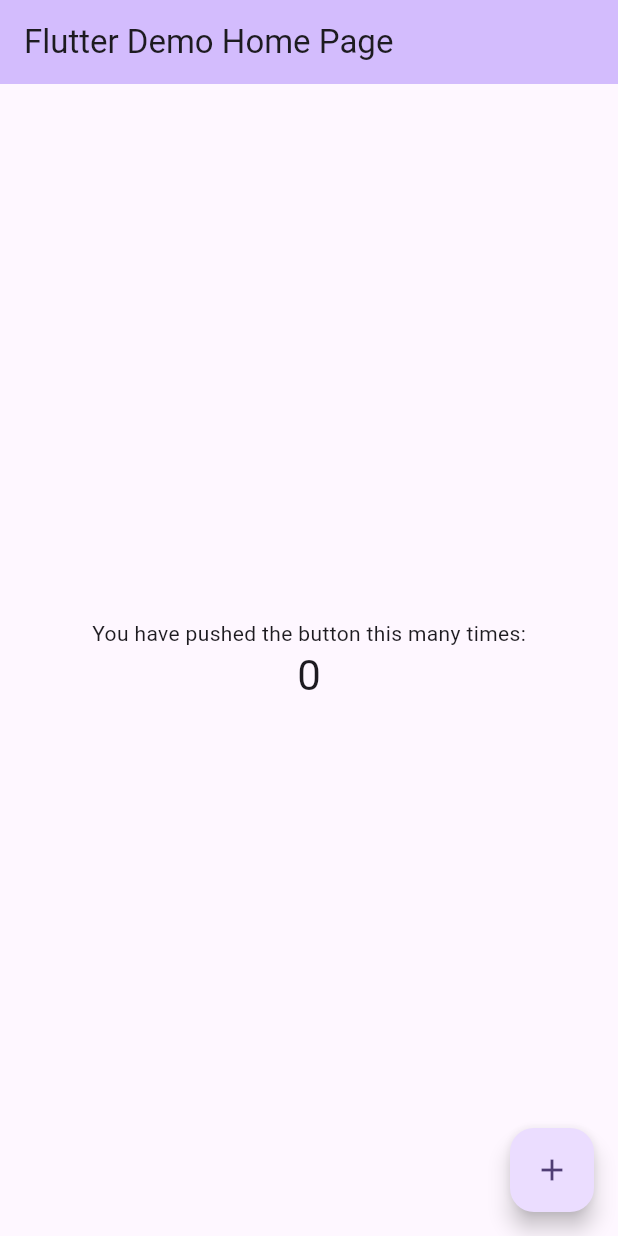
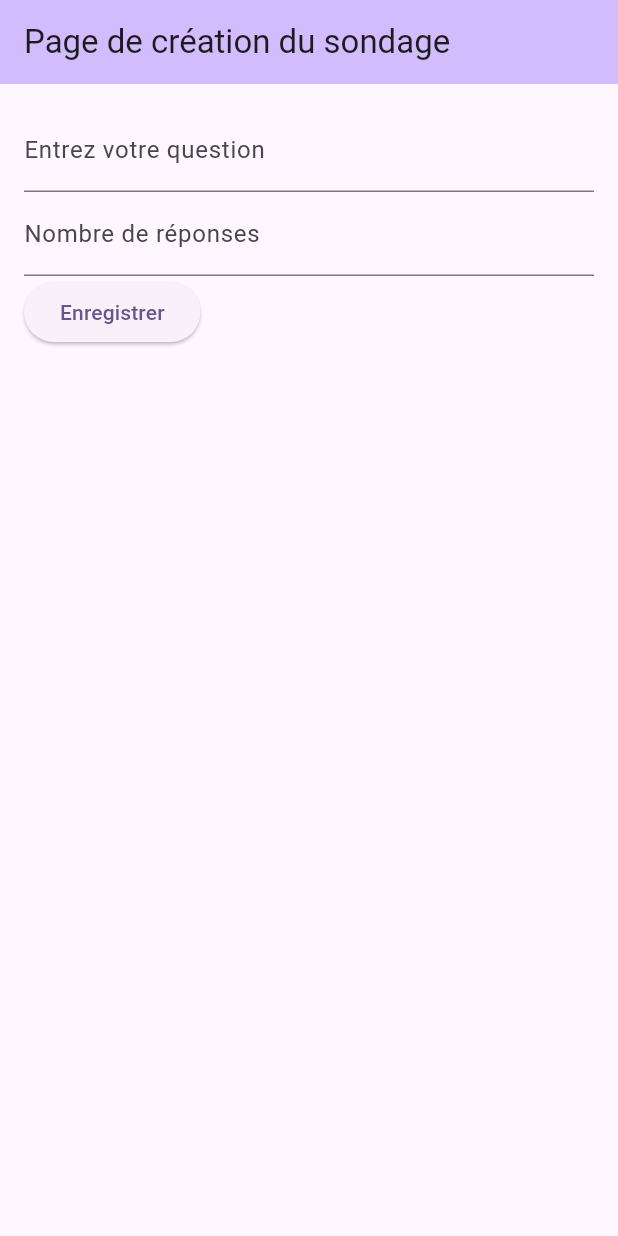
Before and after one commit to simbiss/applicationsondage, a Flutter app: the screen it shows after launch, on a phone screen of 412 x 824 dp. Run offline on Flutter 3.47's test engine with Material 3 defaults, Android fonts, the phone set to English and light mode, and no system bars.

Commit message:
Implementation de la creation d'un sondage et de la navigation a la liste des sondages crees.

```diff
--- /dev/null
+++ b/lib/creation_sondage.dart
@@ -0,0 +1,131 @@
+import 'package:applicationsondage/listeDesSondage.dart';
+import 'package:flutter/material.dart';
+
+class CreationSondage extends StatelessWidget {
+  const CreationSondage({Key? key});
+
+  @override
+  Widget build(BuildContext context) {
+    return MaterialApp(
+      title: 'Créer un sondage',
+      theme: ThemeData(
+        colorScheme: ColorScheme.fromSeed(seedColor: Colors.deepPurple),
+        useMaterial3: true,
+      ),
+      home: const PageCreation(title: 'Page de création du sondage'),
+    );
+  }
+}
+
+class PageCreation extends StatefulWidget {
+  const PageCreation({Key? key, required this.title});
+
+  final String title;
+
+  @override
+  State<PageCreation> createState() => _PageCreationState();
+}
+
+class Sondage {
+  String question;
+  List<String> reponses;
+
+  Sondage({
+    required this.question,
+    required this.reponses,
+  });
+}
+
+class _PageCreationState extends State<PageCreation> {
+  int _nombresDeReponses = 0;
+  TextEditingController _questionController = TextEditingController();
+  List<TextEditingController> _responseControllers = [];
+
+  @override
+  Widget build(BuildContext context) {
+    return Scaffold(
+      appBar: AppBar(
+        backgroundColor: Theme.of(context).colorScheme.inversePrimary,
+        title: Text(widget.title),
+      ),
+      body: Padding(
+        padding: const EdgeInsets.all(16.0),
+        child: Column(
+          crossAxisAlignment: CrossAxisAlignment.start,
+          children: <Widget>[
+            TextField(
+              controller: _questionController,
+              decoration:
+                  const InputDecoration(labelText: 'Entrez votre question'),
+            ),
+            TextField(
+              onChanged: (value) {
+                setState(() {
+                  _nombresDeReponses = int.tryParse(value) ?? 0;
+                  _nombresDeReponses = _nombresDeReponses;
+                  _responseControllers.clear();
+                  if (_nombresDeReponses < 5) {
+                    for (int i = 0; i < _nombresDeReponses; i++) {
+                      _responseControllers.add(TextEditingController());
+                    }
+                  }
+                });
+              },
+              keyboardType: TextInputType.number,
+              decoration:
+                  const InputDecoration(labelText: 'Nombre de réponses'),
+            ),
+            if (_nombresDeReponses > 4)
+              const Text(
+                'Le nombre de réponses ne peut pas dépasser 4.',
+                style: TextStyle(color: Colors.red),
+              ),
+            if (_nombresDeReponses < 5)
+              for (int i = 0; i < _nombresDeReponses; i++)
+                TextField(
+                  controller: _responseControllers[i],
+                  decoration: InputDecoration(labelText: 'Réponse ${i + 1}'),
+                ),
+            ElevatedButton(
+              onPressed: _onSavePressed,
+              child: Text('Enregistrer'),
+            ),
+          ],
+        ),
+      ),
+    );
+  }
+
+  bool _isSaveButtonEnabled() {
+    if (_questionController.text.isEmpty) {
+      return false;
+    }
+    for (var controller in _responseControllers) {
+      if (controller.text.isEmpty) {
+        return false;
+      }
+    }
+    return true;
+  }
+
+  List<Sondage> _listeSondages = [];
+
+  void _onSavePressed() {
+    String ques = _questionController.text;
+    List<String> reps = [];
+
+    for (var reponse in _responseControllers) {
+      reps.add(reponse.text);
+    }
+    Sondage sondage = Sondage(question: ques, reponses: reps);
+    print('Enregistrement... ${sondage.question} ${sondage.reponses}');
+    _listeSondages.add(sondage);
+
+    Navigator.push(
+      context,
+      MaterialPageRoute(
+        builder: (context) => ListeSondagesPage(listeSondages: _listeSondages),
+      ),
+    );
+  }
+}
--- /dev/null
+++ b/lib/listeDesSondage.dart
@@ -0,0 +1,28 @@
+import 'package:applicationsondage/creation_sondage.dart';
+import 'package:flutter/material.dart';
+
+class ListeSondagesPage extends StatelessWidget {
+  final List<Sondage> listeSondages;
+
+  ListeSondagesPage({required this.listeSondages});
+
+  @override
+  Widget build(BuildContext context) {
+    return Scaffold(
+      appBar: AppBar(
+        title: Text('Liste des sondages'),
+        backgroundColor: Colors.deepPurple,
+      ),
+      body: ListView.builder(
+        itemCount: listeSondages.length,
+        itemBuilder: (context, index) {
+          Sondage sondage = listeSondages[index];
+          return ListTile(
+            title: Text(sondage.question),
+            subtitle: Text(sondage.reponses.join(", ")),
+          );
+        },
+      ),
+    );
+  }
+}
--- a/lib/main.dart
+++ b/lib/main.dart
@@ -1,7 +1,8 @@
+import 'package:applicationsondage/creation_sondage.dart';
 import 'package:flutter/material.dart';
 
 void main() {
-  runApp(const MyApp());
+  runApp(const CreationSondage());
 }
 
 class MyApp extends StatelessWidget {
```
